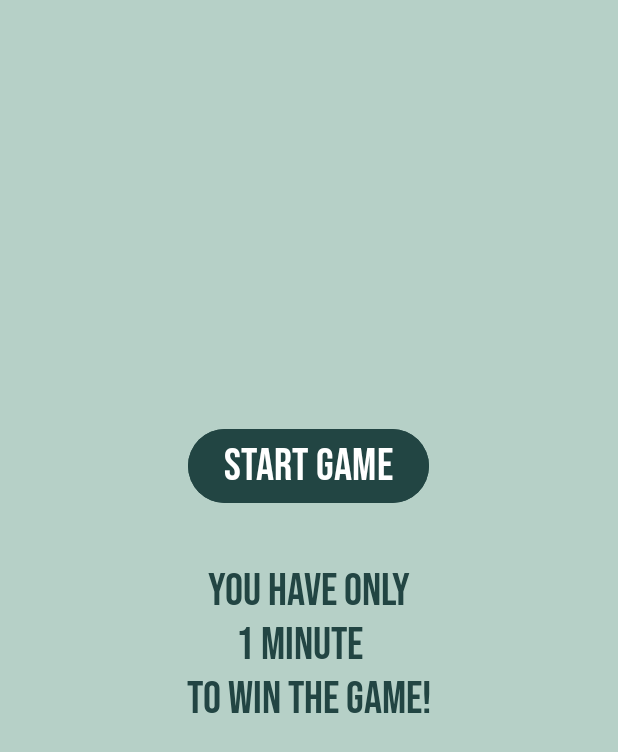
After one commit to shahdKh2/Android-FloraFusionApp, an Android app: the GameActivity screen opened directly, with no data from a screen before it, on a phone screen of 412 x 824 dp. The commit adds this screen. Shown: the top 752 px of the screen. Run offline under Robolectric (Android 15) with nearby library versions, the phone set to English and light mode, and no system bars.

Commit message:
Assigment1_1210545_FloraFusion

```diff
--- /dev/null
+++ b/app/src/main/java/com/example/florafusionapp/GameActivity.java
@@ -0,0 +1,173 @@
+package com.example.florafusionapp;
+
+import android.os.Bundle;
+import android.os.CountDownTimer;
+import android.view.View;
+import android.widget.Button;
+import android.widget.LinearLayout;
+import android.widget.Spinner;
+import android.widget.TextView;
+
+import androidx.appcompat.app.AppCompatActivity;
+
+public class GameActivity extends AppCompatActivity {
+
+    private Button startButton, submitButton, tryAgainButton, goToMenuButton;
+
+    private TextView timerTextView, resultTextView,NoteTextView;
+    private LinearLayout leafLayout, stemLayout, rootsLayout, inflorescenceLayout;
+    private Spinner spinnerLeaf, spinnerStem, spinnerRoots, spinnerInflorescence;
+    private CountDownTimer countDownTimer;
+    private boolean gameStarted = false;
+
+    @Override
+    protected void onCreate(Bundle savedInstanceState) {
+        super.onCreate(savedInstanceState);
+        setContentView(R.layout.game);
+
+        // Initialize views
+        startButton = findViewById(R.id.startButton);
+        submitButton = findViewById(R.id.submitButton);
+        tryAgainButton = findViewById(R.id.tryAgainButton);
+        goToMenuButton = findViewById(R.id.goToMenuButton);
+
+        timerTextView = findViewById(R.id.timerTextView);
+        resultTextView = findViewById(R.id.resultTextView);
+        NoteTextView= findViewById(R.id.NoteTextView);
+
+        leafLayout = findViewById(R.id.leafLayout);
+        stemLayout = findViewById(R.id.stemLayout);
+        rootsLayout = findViewById(R.id.rootsLayout);
+        inflorescenceLayout = findViewById(R.id.inflorescenceLayout);
+
+        // Initialize Spinners
+        spinnerLeaf = findViewById(R.id.spinnerLeaf);
+        spinnerStem = findViewById(R.id.spinnerStem);
+        spinnerRoots = findViewById(R.id.spinnerRoots);
+        spinnerInflorescence = findViewById(R.id.spinnerInflorescence);
+
+        // Initially set individual layouts to invisible and submit button to gone
+        setLayoutsVisibility(View.GONE);
+        submitButton.setVisibility(View.GONE);
+
+
+
+
+
+
+        // Set up the start button
+        startButton.setOnClickListener(new View.OnClickListener() {
+            @Override
+            public void onClick(View v) {
+                if (!gameStarted) {
+                    gameStarted = true;
+                    startGame();
+                }
+            }
+        });
+
+
+        // Set up the try again button
+        tryAgainButton.setOnClickListener(new View.OnClickListener() {
+            @Override
+            public void onClick(View v) {
+                restartGame();
+            }
+        });
+
+
+        // Set up the go to menu button
+        goToMenuButton.setOnClickListener(new View.OnClickListener() {
+            @Override
+            public void onClick(View v) {
+                // Finish GameActivity and go back to MenuActivity
+                finish();
+            }
+        });
+        // Set up the submit button
+        submitButton.setOnClickListener(new View.OnClickListener() {
+            @Override
+            public void onClick(View v) {
+                if (gameStarted) {
+                    gameStarted = false;
+                    if (countDownTimer != null) {
+                        countDownTimer.cancel();
+                    }
+                    submitButton.setVisibility(View.GONE);
+                    timerTextView.setVisibility(View.INVISIBLE);
+                    if (checkAnswers()) {
+                        endGameWin();
+                    } else {
+                        endGameLose();
+                    }
+                }
+            }
+        });
+    }
+
+    private void startGame() {
+        NoteTextView.setVisibility(View.GONE);
+        startButton.setVisibility(View.GONE);
+
+        submitButton.setVisibility(View.VISIBLE);
+        timerTextView.setVisibility(View.VISIBLE);
+        setLayoutsVisibility(View.VISIBLE);
+
+        countDownTimer = new CountDownTimer(60000, 1000) {
+            public void onTick(long millisUntilFinished) {
+                timerTextView.setText(String.format("00:%02d", millisUntilFinished / 1000));
+            }
+
+            public void onFinish() {
+                if (submitButton.getVisibility() == View.VISIBLE) {
+                    submitButton.setVisibility(View.GONE);
+                    resultTextView.setText("Time's up!");
+                    resultTextView.setVisibility(View.VISIBLE);
+                    tryAgainButton.setVisibility(View.VISIBLE);
+                }
+            }
+        }.start();
+    }
+
+    private void setLayoutsVisibility(int visibility) {
+        leafLayout.setVisibility(visibility);
+        stemLayout.setVisibility(visibility);
+        rootsLayout.setVisibility(visibility);
+        inflorescenceLayout.setVisibility(visibility);
+    }
+
+    private boolean checkAnswers() {
+        boolean correctLeaf = spinnerLeaf.getSelectedItem().toString().equals("Leaves");
+        boolean correctStem = spinnerStem.getSelectedItem().toString().equals("Stem");
+        boolean correctRoots = spinnerRoots.getSelectedItem().toString().equals("Roots");
+        boolean correctInflorescence = spinnerInflorescence.getSelectedItem().toString().equals("Disk floret");
+
+        return correctLeaf && correctStem && correctRoots && correctInflorescence;
+    }
+
+    private void restartGame() {
+        // Reset the game state and UI elements to initial conditions
+        resultTextView.setVisibility(View.GONE);
+        tryAgainButton.setVisibility(View.GONE);
+
+        NoteTextView.setVisibility(View.VISIBLE);
+        startButton.setVisibility(View.VISIBLE);
+
+        setLayoutsVisibility(View.GONE);
+        gameStarted = false; // Set gameStarted to false to allow the game to start again
+    }
+
+    private void endGameWin() {
+        // Display the win message and show the Go to Menu button
+        resultTextView.setText("Congratulations! You win!");
+        resultTextView.setVisibility(View.VISIBLE);
+        goToMenuButton.setVisibility(View.VISIBLE);
+    }
+
+    private void endGameLose() {
+        // Display the lose message and show the Try Again button
+        resultTextView.setText("Game Over");
+        resultTextView.setVisibility(View.VISIBLE);
+        tryAgainButton.setVisibility(View.VISIBLE);
+    }
+}
--- a/app/src/main/java/com/example/florafusionapp/MenuActivity.java
+++ b/app/src/main/java/com/example/florafusionapp/MenuActivity.java
@@ -21,10 +21,9 @@ public class MenuActivity extends AppCompatActivity {
         setContentView(R.layout.menu);
         //------------------------
         ListView listView = findViewById(R.id.optionsListView);
-        String[] options = {"Anatomy", "Quiz", "About FloraFusion"};
+        String[] options = {"Anatomy", "Quiz", "Game", "About FloraFusion"};
         ArrayAdapter<String> adapter = new ArrayAdapter<>(this, android.R.layout.simple_list_item_1, options);
         listView.setAdapter(adapter);
-
 
 
         //------------------------
@@ -45,14 +44,20 @@ public class MenuActivity extends AppCompatActivity {
                 if (selectedItem.equals("About FloraFusion")) {
                     Intent intent = new Intent(MenuActivity.this, AboutFloraActivity.class);
                     startActivity(intent);
-                }            }
+                }
+                if (selectedItem.equals("Game")) {
+                    Intent intent = new Intent(MenuActivity.this, GameActivity.class);
+                    startActivity(intent);
+                }
+            }
         });
     }
-//===============================================================
-@Override
-protected void onPause() {
-    super.onPause();
-}
+
+    //===============================================================
+    @Override
+    protected void onPause() {
+        super.onPause();
+    }
 
     @Override
     protected void onResume() {
--- /dev/null
+++ b/app/src/main/res/drawable/border.xml
@@ -0,0 +1,9 @@
+<?xml version="1.0" encoding="utf-8"?>
+<selector xmlns:android="http://schemas.android.com/apk/res/android">
+    <item>
+        <shape android:shape="rectangle">
+            <solid android:color="@android:color/transparent" />
+            <stroke android:width="1dp" android:color="@color/logoColor"/>
+        </shape>
+    </item>
+</selector>
--- /dev/null
+++ b/app/src/main/res/layout/game.xml
@@ -0,0 +1,212 @@
+<LinearLayout xmlns:android="http://schemas.android.com/apk/res/android"
+    xmlns:tools="http://schemas.android.com/tools"
+    android:layout_width="match_parent"
+    android:layout_height="match_parent"
+    android:background="@color/BackGroundColor"
+    android:gravity="center"
+    android:orientation="vertical"
+    android:padding="16dp"
+    tools:context=".GameActivity">
+
+    <Button
+        android:id="@+id/startButton"
+        android:layout_width="wrap_content"
+        android:layout_height="wrap_content"
+        android:layout_gravity="center_horizontal"
+        android:backgroundTint="@color/logoColor"
+        android:fontFamily="@font/font2"
+        android:text="Start Game"
+        android:textSize="30dp" />
+
+    <TextView
+        android:id="@+id/NoteTextView"
+        android:layout_width="wrap_content"
+        android:layout_height="wrap_content"
+        android:layout_gravity="center"
+        android:fontFamily="@font/font2"
+        android:text="   \n   You Have only \n       1 minute\nto win the game!"
+        android:textColor="@color/logoColor"
+        android:textSize="30dp"
+        android:visibility="visible"
+
+        />
+
+    <TextView
+        android:id="@+id/timerTextView"
+        android:layout_width="wrap_content"
+        android:layout_height="wrap_content"
+        android:layout_gravity="center_horizontal"
+        android:fontFamily="@font/font2"
+        android:text="00:60"
+        android:textColor="@color/logoColor"
+        android:textSize="24sp"
+        android:visibility="invisible" />
+
+    <TextView
+        android:id="@+id/resultTextView"
+        android:layout_width="wrap_content"
+        android:layout_height="wrap_content"
+        android:layout_gravity="center_horizontal"
+        android:fontFamily="@font/font2"
+        android:text=""
+        android:textColor="@color/logoColor"
+        android:textSize="24sp"
+        android:visibility="invisible" />
+
+    <!-- The rest of your layout with the LinearLayouts containing images and spinners -->
+    <!-- Set their visibility to gone initially -->
+
+
+    <!-- Leaf -->
+
+    <!-- Stem -->
+
+    <LinearLayout
+        android:id="@+id/leafLayout"
+        android:layout_width="match_parent"
+        android:layout_height="135dp"
+        android:layout_marginTop="0dp"
+        android:background="@drawable/border"
+        android:gravity="center_vertical"
+        android:orientation="horizontal">
+
+        <ImageView
+            android:id="@+id/imageViewLeaf"
+            android:layout_width="100dp"
+            android:layout_height="133dp"
+            android:contentDescription="Leaf"
+            android:scaleType="centerCrop"
+            android:src="@drawable/leaves" />
+
+        <Spinner
+            android:id="@+id/spinnerLeaf"
+            style="@style/SpinnerStyle"
+            android:layout_width="217dp"
+            android:layout_height="wrap_content"
+            android:layout_marginStart="16dp"
+            android:entries="@array/plant_parts"
+            android:prompt="@string/choose_part" />
+
+    </LinearLayout>
+
+    <LinearLayout
+        android:id="@+id/stemLayout"
+        android:layout_width="match_parent"
+        android:layout_height="wrap_content"
+        android:background="@drawable/border"
+        android:gravity="center_vertical"
+        android:orientation="horizontal">
+
+        <ImageView
+            android:id="@+id/imageViewStem"
+            android:layout_width="100dp"
+            android:layout_height="100dp"
+            android:contentDescription="Stem"
+            android:scaleType="centerCrop"
+            android:src="@drawable/stem" />
+
+        <Spinner
+            android:id="@+id/spinnerStem"
+            style="@style/SpinnerStyle"
+            android:layout_width="227dp"
+            android:layout_height="wrap_content"
+            android:layout_marginStart="16dp"
+            android:entries="@array/plant_parts"
+            android:prompt="@string/choose_part" />
+
+    </LinearLayout>
+
+    <!-- Roots -->
+    <LinearLayout
+        android:id="@+id/rootsLayout"
+        android:layout_width="match_parent"
+        android:layout_height="wrap_content"
+        android:background="@drawable/border"
+        android:gravity="center_vertical"
+        android:orientation="horizontal">
+
+        <ImageView
+            android:id="@+id/imageViewRoots"
+            android:layout_width="100dp"
+            android:layout_height="100dp"
+            android:contentDescription="Roots"
+            android:scaleType="centerCrop"
+            android:src="@drawable/roots" />
+
+        <Spinner
+            android:id="@+id/spinnerRoots"
+            style="@style/SpinnerStyle"
+            android:layout_width="227dp"
+            android:layout_height="wrap_content"
+            android:layout_marginStart="16dp"
+            android:entries="@array/plant_parts"
+            android:prompt="@string/choose_part" />
+
+    </LinearLayout>
+
+    <!-- Inflorescence -->
+    <LinearLayout
+        android:id="@+id/inflorescenceLayout"
+        android:layout_width="match_parent"
+        android:layout_height="126dp"
+        android:background="@drawable/border"
+        android:gravity="center_vertical"
+        android:orientation="horizontal">
+
+        <ImageView
+            android:id="@+id/imageViewInflorescence"
+            android:layout_width="100dp"
+            android:layout_height="100dp"
+            android:contentDescription="Inflorescence"
+            android:scaleType="centerCrop"
+            android:src="@drawable/flowerhead" />
+
+        <Spinner
+            android:id="@+id/spinnerInflorescence"
+            style="@style/SpinnerStyle"
+            android:layout_width="229dp"
+            android:layout_height="wrap_content"
+            android:layout_marginStart="16dp"
+            android:entries="@array/plant_parts"
+            android:prompt="@string/choose_part" />
+
+    </LinearLayout>
+
+    <Button
+        android:id="@+id/submitButton"
+        android:layout_width="match_parent"
+        android:layout_height="wrap_content"
+        android:backgroundTint="@color/logoColor"
+        android:clickable="true"
+        android:fontFamily="@font/font2"
+        android:text="Submit"
+        android:textSize="30dp" />
+
+    <Button
+        android:id="@+id/tryAgainButton"
+        android:layout_width="wrap_content"
+        android:layout_height="wrap_content"
+        android:layout_gravity="center_horizontal"
+        android:backgroundTint="@color/logoColor"
+        android:clickable="true"
+        android:fontFamily="@font/font2"
+        android:text="Try Again"
+        android:textSize="30dp"
+        android:visibility="gone" />
+
+    <Button
+        android:id="@+id/goToMenuButton"
+        android:layout_width="wrap_content"
+        android:layout_height="wrap_content"
+        android:layout_gravity="center_horizontal"
+        android:backgroundTint="@color/logoColor"
+        android:clickable="true"
+        android:fontFamily="@font/font2"
+        android:text="Go to Menu"
+        android:textSize="30dp"
+        android:visibility="gone" />
+
+    <!-- The rest of your layout -->
+
+
+</LinearLayout>
--- /dev/null
+++ b/app/src/main/res/layout/spinners.xml
@@ -0,0 +1,10 @@
+<?xml version="1.0" encoding="utf-8"?>
+<TextView xmlns:android="http://schemas.android.com/apk/res/android"
+    android:layout_width="match_parent"
+    android:layout_height="wrap_content"
+    android:padding="8dp"
+    android:fontFamily="@font/font2"
+    android:textSize="16sp"
+    android:backgroundTint="@color/logoColor"
+    android:textColor="@color/white"
+    android:gravity="center_vertical" />
--- a/app/src/main/res/values/strings.xml
+++ b/app/src/main/res/values/strings.xml
@@ -1,3 +1,13 @@
-<resources>
-    <string name="app_name">FloraFusionApp</string>
-</resources>
+
+    <!-- strings.xml -->
+    <resources>
+        <string name="app_name">YourAppName</string>
+        <string name="choose_part">Choose a plant part</string>
+        <string-array name="plant_parts">
+            <item>Choose a part</item>
+            <item>Leaves</item>
+            <item>Stem</item>
+            <item>Roots</item>
+            <item>Disk floret</item>
+        </string-array>
+    </resources>
--- a/app/src/main/res/values/styles.xml
+++ b/app/src/main/res/values/styles.xml
@@ -1,6 +1,6 @@
 <resources>
-    <style name="AppTheme" parent="Theme.AppCompat.Light.DarkActionBar">
-    </style>
+
+    <style name="AppTheme" parent="Theme.AppCompat.Light.DarkActionBar"></style>
     <!-- ========================TextViewStyle Used In AboutFloraActivity=============================================== -->
     <style name="TextViewStyle">
         <item name="android:textColor">@color/logoColor</item>
@@ -21,5 +21,17 @@
         <item name="android:textSize">16dp</item>
         <item name="android:fontFamily">@font/font1</item>
     </style>
+    <!-- =====================BackGround=================== -->
+    <style name="BackGround">
+        <item name="android:textColor">@color/logoColor</item>
+        <item name="android:fontFamily">@font/font1</item>
+        <item name="android:backgroundTint">@color/BackGroundColor</item>
+    </style>
+    <!-- =====================Spinner=================== -->
+    <style name="SpinnerStyle" parent="Widget.AppCompat.Spinner.Underlined">
+        <item name="android:textColor">@color/logoColor</item>
+        <item name="android:fontFamily">@font/font1</item>
+    </style>
+
 
 </resources>
```
Also changed, not shown: app/src/main/AndroidManifest.xml (+9 -1 lines), app/src/main/res/drawable/flowerhead.png (added), app/src/main/res/drawable/leaves.png (added), app/src/main/res/drawable/roots.png (added), app/src/main/res/drawable/stem.png (added).
